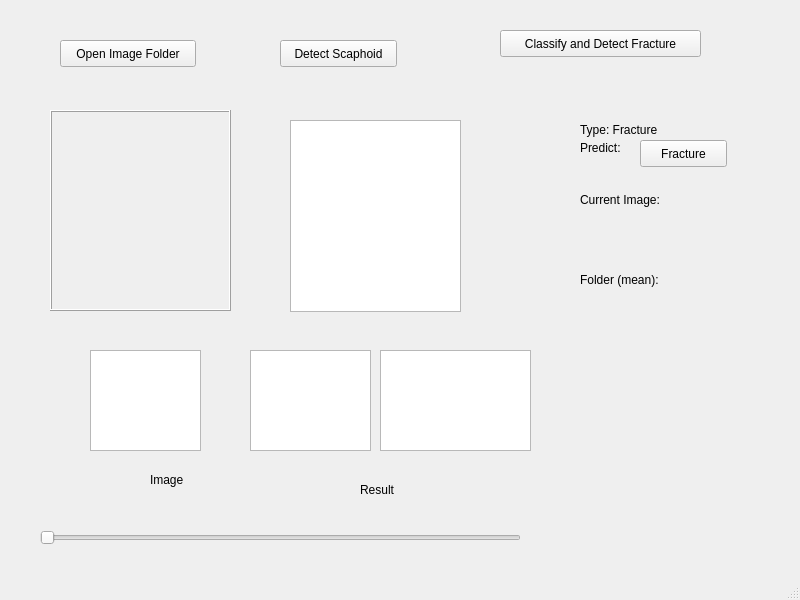
First picture: the form in UI/Dooctor.ui, repository idoleat/YoloV5-Practice, before the edit.
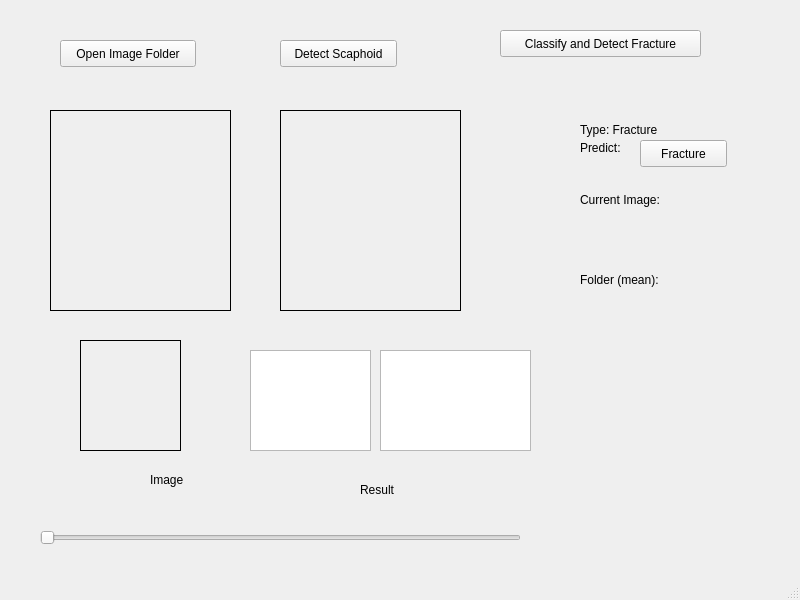
Second picture: the form after the edit.

Commit message:
Update UI and functionality to detect scaphoid
Click the "classidy and detect" button to load model and detect. Results
are save to dicks and read againt to be cropped by Qt. It could be
better to directly use results.imgs but I don't know how to use that to
construct QPixmap yet....

The cropped region seems wrong. Need fix.

Diff of the .ui file:
```diff
--- a/UI/Dooctor.ui
+++ b/UI/Dooctor.ui
@@ -105,26 +105,6 @@
      <string>Predict:</string>
     </property>
    </widget>
-   <widget class="QGraphicsView" name="ResultImage">
-    <property name="geometry">
-     <rect>
-      <x>290</x>
-      <y>120</y>
-      <width>171</width>
-      <height>192</height>
-     </rect>
-    </property>
-   </widget>
-   <widget class="QGraphicsView" name="OriginalImage_cropped">
-    <property name="geometry">
-     <rect>
-      <x>90</x>
-      <y>350</y>
-      <width>111</width>
-      <height>101</height>
-     </rect>
-    </property>
-   </widget>
    <widget class="QGraphicsView" name="ResultImage_cropped">
     <property name="geometry">
      <rect>
@@ -216,7 +196,7 @@
      <enum>QFrame::Box</enum>
     </property>
     <property name="frameShadow">
-     <enum>QFrame::Raised</enum>
+     <enum>QFrame::Plain</enum>
     </property>
     <property name="text">
      <string/>
@@ -225,6 +205,41 @@
      <bool>true</bool>
     </property>
    </widget>
+   <widget class="QLabel" name="ResultImage">
+    <property name="geometry">
+     <rect>
+      <x>280</x>
+      <y>110</y>
+      <width>181</width>
+      <height>201</height>
+     </rect>
+    </property>
+    <property name="frameShape">
+     <enum>QFrame::Box</enum>
+    </property>
+    <property name="text">
+     <string/>
+    </property>
+   </widget>
+   <widget class="QLabel" name="ResultImage_scaphoid">
+    <property name="geometry">
+     <rect>
+      <x>80</x>
+      <y>340</y>
+      <width>101</width>
+      <height>111</height>
+     </rect>
+    </property>
+    <property name="frameShape">
+     <enum>QFrame::Box</enum>
+    </property>
+    <property name="text">
+     <string/>
+    </property>
+    <property name="alignment">
+     <set>Qt::AlignCenter</set>
+    </property>
+   </widget>
   </widget>
   <widget class="QMenuBar" name="menubar">
    <property name="geometry">
```
The commit also changes 4 other files.
